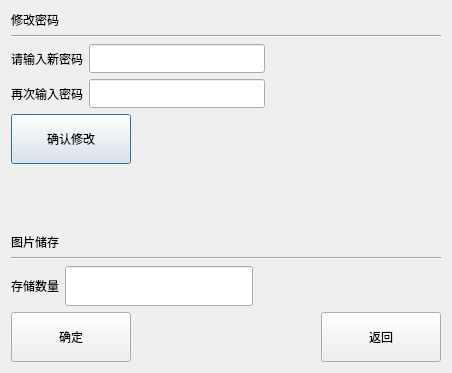
This is sys.ui in ypg666/Wire_Rotate as Qt 5 draws it before an edit. The edited form follows.
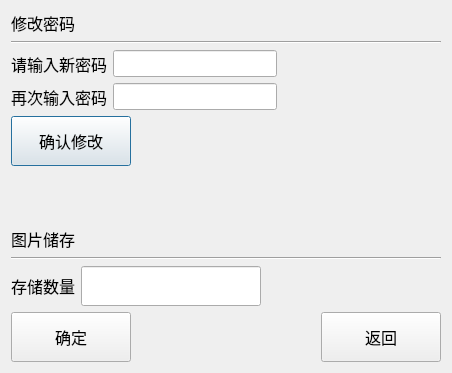
This is the edited form.

Patch:
```diff
--- a/sys.ui
+++ b/sys.ui
@@ -16,6 +16,12 @@
   <layout class="QVBoxLayout" name="verticalLayout_2">
    <item>
     <widget class="QLabel" name="label">
+     <property name="font">
+      <font>
+       <family>微软雅黑</family>
+       <pointsize>12</pointsize>
+      </font>
+     </property>
      <property name="text">
       <string>修改密码</string>
      </property>
@@ -46,6 +52,12 @@
            <height>40</height>
           </size>
          </property>
+         <property name="font">
+          <font>
+           <family>微软雅黑</family>
+           <pointsize>12</pointsize>
+          </font>
+         </property>
          <property name="text">
           <string>请输入新密码</string>
          </property>
@@ -65,6 +77,11 @@
            <height>40</height>
           </size>
          </property>
+         <property name="font">
+          <font>
+           <pointsize>12</pointsize>
+          </font>
+         </property>
         </widget>
        </item>
        <item>
@@ -86,6 +103,12 @@
       <layout class="QHBoxLayout" name="horizontalLayout_2">
        <item>
         <widget class="QLabel" name="label_3">
+         <property name="font">
+          <font>
+           <family>微软雅黑</family>
+           <pointsize>12</pointsize>
+          </font>
+         </property>
          <property name="text">
           <string>再次输入密码</string>
          </property>
@@ -105,6 +128,11 @@
            <height>40</height>
           </size>
          </property>
+         <property name="font">
+          <font>
+           <pointsize>12</pointsize>
+          </font>
+         </property>
         </widget>
        </item>
        <item>
@@ -138,6 +166,12 @@
        <height>50</height>
       </size>
      </property>
+     <property name="font">
+      <font>
+       <family>微软雅黑</family>
+       <pointsize>12</pointsize>
+      </font>
+     </property>
      <property name="text">
       <string>确认修改</string>
      </property>
@@ -158,6 +192,12 @@
    </item>
    <item>
     <widget class="QLabel" name="label_4">
+     <property name="font">
+      <font>
+       <family>微软雅黑</family>
+       <pointsize>12</pointsize>
+      </font>
+     </property>
      <property name="text">
       <string>图片储存</string>
      </property>
@@ -174,6 +214,12 @@
     <layout class="QHBoxLayout" name="horizontalLayout_3">
      <item>
       <widget class="QLabel" name="label_5">
+       <property name="font">
+        <font>
+         <family>微软雅黑</family>
+         <pointsize>12</pointsize>
+        </font>
+       </property>
        <property name="text">
         <string>存储数量</string>
        </property>
@@ -193,6 +239,11 @@
          <height>40</height>
         </size>
        </property>
+       <property name="font">
+        <font>
+         <pointsize>12</pointsize>
+        </font>
+       </property>
       </widget>
      </item>
      <item>
@@ -226,6 +277,12 @@
          <height>50</height>
         </size>
        </property>
+       <property name="font">
+        <font>
+         <family>微软雅黑</family>
+         <pointsize>12</pointsize>
+        </font>
+       </property>
        <property name="text">
         <string>确定</string>
        </property>
@@ -258,6 +315,12 @@
          <height>50</height>
         </size>
        </property>
+       <property name="font">
+        <font>
+         <family>微软雅黑</family>
+         <pointsize>12</pointsize>
+        </font>
+       </property>
        <property name="text">
         <string>返回</string>
        </property>
```
